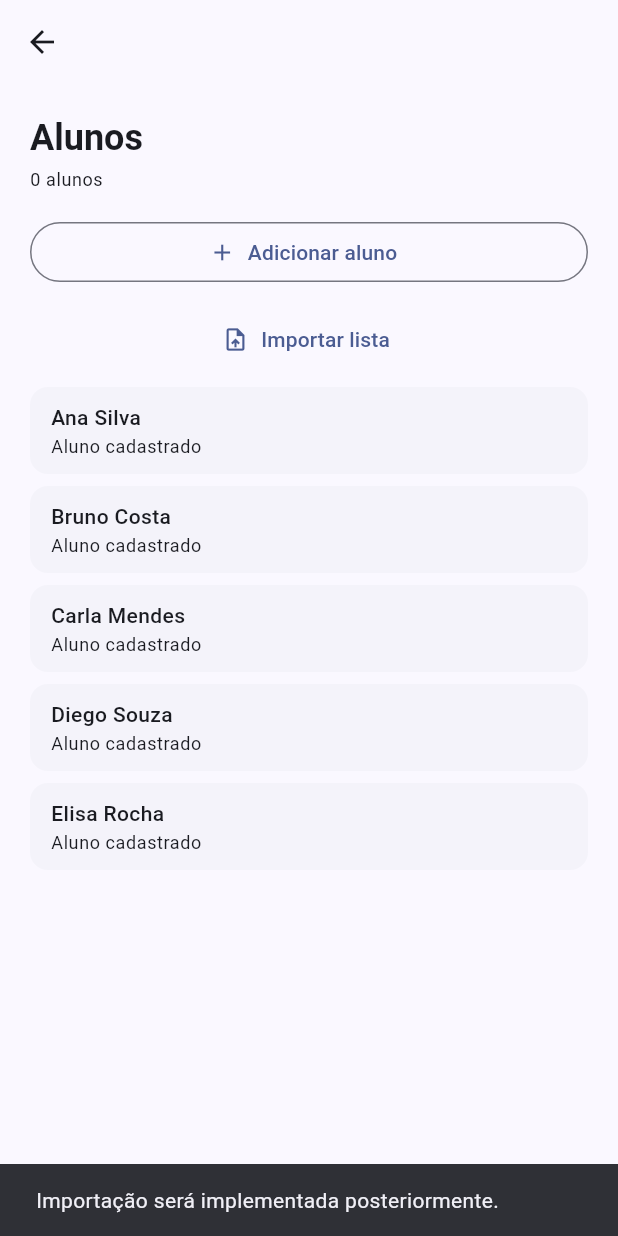
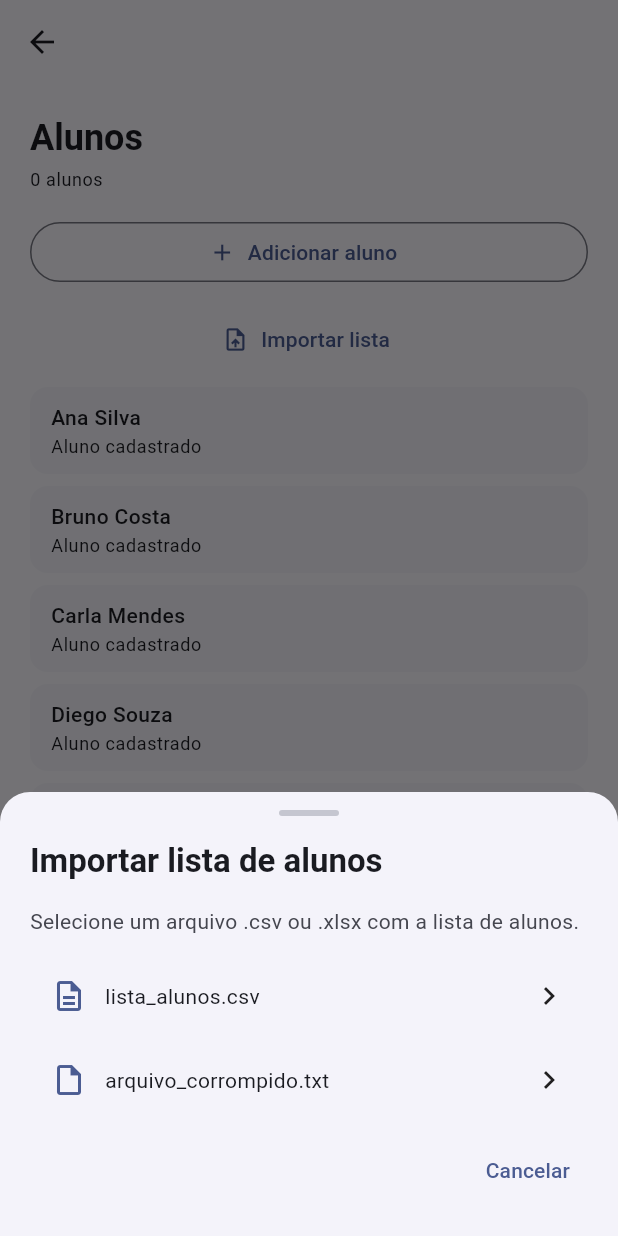
Before and after one commit to Klaus-E-J/flutter-mobile-app, a Flutter app: the ClassDetailScreen screen opened directly with empty values, after a tap on "Importar lista", on a phone screen of 412 x 824 dp. Run offline on Flutter 3.47's test engine with Material 3 defaults, Android fonts, the phone set to English and light mode, and no system bars.

Commit message:
Implementa fluxo de importacao de alunos (FE-08)

```diff
--- a/lib/features/classes/class_detail_screen.dart
+++ b/lib/features/classes/class_detail_screen.dart
@@ -1,6 +1,7 @@
 import 'package:flutter/material.dart';
 
 import '../../core/widgets/app_card.dart';
+import '../../screens/import/import_students_sheet.dart';
 
 class ClassDetailScreen extends StatefulWidget {
   const ClassDetailScreen({
@@ -51,10 +52,23 @@ class _ClassDetailScreenState extends State<ClassDetailScreen> {
     });
   }
 
-  void _showImportMessage() {
+  Future<void> _handleImport() async {
+    final importedNames = await showImportStudentsSheet(context);
+
+    if (!mounted || importedNames == null || importedNames.isEmpty) {
+      return;
+    }
+
+    setState(() {
+      _students.addAll(importedNames);
+      _studentCount += importedNames.length;
+    });
+
     ScaffoldMessenger.of(context).showSnackBar(
-      const SnackBar(
-        content: Text('Importação será implementada posteriormente.'),
+      SnackBar(
+        content: Text(
+          '${importedNames.length} alunos importados com sucesso.',
+        ),
       ),
     );
   }
@@ -96,7 +110,7 @@ class _ClassDetailScreenState extends State<ClassDetailScreen> {
             SizedBox(
               width: double.infinity,
               child: TextButton.icon(
-                onPressed: _showImportMessage,
+                onPressed: _handleImport,
                 icon: const Icon(Icons.upload_file_outlined),
                 label: const Text('Importar lista'),
               ),
--- /dev/null
+++ b/lib/screens/import/data/student_import_parser.dart
@@ -0,0 +1,94 @@
+import 'package:flutter/material.dart';
+
+/// Resultado de uma tentativa de leitura de arquivo de importação
+/// de alunos.
+class StudentImportResult {
+  const StudentImportResult({
+    required this.fileName,
+    required this.isValid,
+    this.studentNames = const [],
+    this.errorMessage,
+  });
+
+  final String fileName;
+  final bool isValid;
+  final List<String> studentNames;
+  final String? errorMessage;
+}
+
+/// Opção de arquivo oferecida na seleção (mockada nesta entrega).
+class ImportFileOption {
+  const ImportFileOption({
+    required this.id,
+    required this.label,
+    required this.icon,
+  });
+
+  final String id;
+  final String label;
+  final IconData icon;
+}
+
+/// Contrato de leitura/parse de arquivos de importação de alunos.
+///
+/// O fluxo visual (ImportStudentsSheet) depende apenas desta interface,
+/// não de uma implementação específica. Isso permite que a leitura real
+/// de CSV/Excel seja implementada e conectada posteriormente sem
+/// alterar a tela.
+abstract class StudentImportParser {
+  /// Arquivos disponíveis para seleção.
+  List<ImportFileOption> get availableFiles;
+
+  /// Executa a leitura/parse do arquivo escolhido.
+  Future<StudentImportResult> parse(String fileId);
+}
+
+/// Implementação mockada usada nesta entrega. Simula um pequeno atraso
+/// de leitura e retorna um resultado válido ou inválido dependendo do
+/// arquivo escolhido, sem depender de seleção real do sistema de
+/// arquivos, persistência ou Firebase.
+class MockStudentImportParser implements StudentImportParser {
+  const MockStudentImportParser();
+
+  @override
+  List<ImportFileOption> get availableFiles => const [
+    ImportFileOption(
+      id: 'valido',
+      label: 'lista_alunos.csv',
+      icon: Icons.description_outlined,
+    ),
+    ImportFileOption(
+      id: 'invalido',
+      label: 'arquivo_corrompido.txt',
+      icon: Icons.insert_drive_file_outlined,
+    ),
+  ];
+
+  @override
+  Future<StudentImportResult> parse(String fileId) async {
+    // Simula o tempo de leitura do arquivo.
+    await Future.delayed(const Duration(milliseconds: 700));
+
+    if (fileId == 'invalido') {
+      return const StudentImportResult(
+        fileName: 'arquivo_corrompido.txt',
+        isValid: false,
+        errorMessage:
+            'Não foi possível ler o arquivo. Verifique se o formato é '
+            '.csv ou .xlsx e tente novamente.',
+      );
+    }
+
+    return const StudentImportResult(
+      fileName: 'lista_alunos.csv',
+      isValid: true,
+      studentNames: [
+        'Fernanda Lima',
+        'Gustavo Pires',
+        'Helena Cardoso',
+        'Igor Tavares',
+        'Juliana Ramos',
+      ],
+    );
+  }
+}
--- /dev/null
+++ b/lib/screens/import/import_students_sheet.dart
@@ -0,0 +1,313 @@
+import 'package:flutter/material.dart';
+
+import '../../core/widgets/app_card.dart';
+import 'data/student_import_parser.dart';
+
+enum _ImportStep { selecting, loading, preview, error }
+
+/// Fluxo de importação de alunos: selecionar arquivo, mostrar prévia
+/// dos nomes, confirmar ou cancelar, e exibir erro para arquivo
+/// inválido. Retorna a lista de nomes confirmados (ou `null` se
+/// cancelado) via `Navigator.pop`.
+///
+/// Use `showImportStudentsSheet` para abrir.
+class ImportStudentsSheet extends StatefulWidget {
+  const ImportStudentsSheet({
+    super.key,
+    this.parser = const MockStudentImportParser(),
+  });
+
+  final StudentImportParser parser;
+
+  @override
+  State<ImportStudentsSheet> createState() => _ImportStudentsSheetState();
+}
+
+class _ImportStudentsSheetState extends State<ImportStudentsSheet> {
+  _ImportStep _step = _ImportStep.selecting;
+  List<String> _previewNames = const [];
+  String? _errorMessage;
+  String? _selectedFileName;
+
+  Future<void> _handleFileSelected(String fileId) async {
+    setState(() {
+      _step = _ImportStep.loading;
+    });
+
+    final result = await widget.parser.parse(fileId);
+
+    if (!mounted) return;
+
+    if (!result.isValid) {
+      setState(() {
+        _step = _ImportStep.error;
+        _errorMessage = result.errorMessage;
+      });
+      return;
+    }
+
+    setState(() {
+      _step = _ImportStep.preview;
+      _previewNames = result.studentNames;
+      _selectedFileName = result.fileName;
+    });
+  }
+
+  void _handleRetry() {
+    setState(() {
+      _step = _ImportStep.selecting;
+      _errorMessage = null;
+    });
+  }
+
+  void _handleCancel() {
+    Navigator.of(context).pop();
+  }
+
+  void _handleConfirm() {
+    Navigator.of(context).pop(_previewNames);
+  }
+
+  @override
+  Widget build(BuildContext context) {
+    return SafeArea(
+      child: Padding(
+        padding: const EdgeInsets.fromLTRB(20, 12, 20, 20),
+        child: Column(
+          mainAxisSize: MainAxisSize.min,
+          crossAxisAlignment: CrossAxisAlignment.stretch,
+          children: [
+            Center(
+              child: Container(
+                width: 40,
+                height: 4,
+                margin: const EdgeInsets.only(bottom: 16),
+                decoration: BoxDecoration(
+                  color: Theme.of(context).colorScheme.outlineVariant,
+                  borderRadius: BorderRadius.circular(999),
+                ),
+              ),
+            ),
+            Text(
+              'Importar lista de alunos',
+              style: Theme.of(context).textTheme.titleLarge?.copyWith(
+                fontWeight: FontWeight.bold,
+              ),
+            ),
+            const SizedBox(height: 16),
+            _buildStepContent(context),
+          ],
+        ),
+      ),
+    );
+  }
+
+  Widget _buildStepContent(BuildContext context) {
+    switch (_step) {
+      case _ImportStep.selecting:
+        return _buildSelectingStep(context);
+      case _ImportStep.loading:
+        return _buildLoadingStep(context);
+      case _ImportStep.preview:
+        return _buildPreviewStep(context);
+      case _ImportStep.error:
+        return _buildErrorStep(context);
+    }
+  }
+
+  Widget _buildSelectingStep(BuildContext context) {
+    return Column(
+      crossAxisAlignment: CrossAxisAlignment.stretch,
+      children: [
+        Text(
+          'Selecione um arquivo .csv ou .xlsx com a lista de alunos.',
+          style: Theme.of(context).textTheme.bodyMedium?.copyWith(
+            color: Theme.of(context).colorScheme.onSurfaceVariant,
+          ),
+        ),
+        const SizedBox(height: 16),
+        for (final file in widget.parser.availableFiles) ...[
+          _FileOptionTile(
+            option: file,
+            onTap: () => _handleFileSelected(file.id),
+          ),
+          const SizedBox(height: 8),
+        ],
+        const SizedBox(height: 4),
+        Align(
+          alignment: Alignment.centerRight,
+          child: TextButton(
+            onPressed: _handleCancel,
+            child: const Text('Cancelar'),
+          ),
+        ),
+      ],
+    );
+  }
+
+  Widget _buildLoadingStep(BuildContext context) {
+    return const Padding(
+      padding: EdgeInsets.symmetric(vertical: 32),
+      child: Column(
+        children: [
+          CircularProgressIndicator(),
+          SizedBox(height: 16),
+          Text('Lendo arquivo...'),
+        ],
+      ),
+    );
+  }
+
+  Widget _buildPreviewStep(BuildContext context) {
+    final colorScheme = Theme.of(context).colorScheme;
+
+    return Column(
+      crossAxisAlignment: CrossAxisAlignment.stretch,
+      children: [
+        Row(
+          children: [
+            Icon(Icons.check_circle_outline, color: colorScheme.primary),
+            const SizedBox(width: 8),
+            Expanded(
+              child: Text(
+                '${_previewNames.length} alunos encontrados em '
+                '$_selectedFileName',
+                style: Theme.of(context).textTheme.bodyMedium,
+              ),
+            ),
+          ],
+        ),
+        const SizedBox(height: 12),
+        ConstrainedBox(
+          constraints: const BoxConstraints(maxHeight: 260),
+          child: AppCard(
+            padding: const EdgeInsets.symmetric(vertical: 4),
+            child: ListView.separated(
+              shrinkWrap: true,
+              itemCount: _previewNames.length,
+              separatorBuilder: (_, _) => const Divider(height: 1),
+              itemBuilder: (context, index) {
+                return ListTile(
+                  dense: true,
+                  leading: const Icon(Icons.person_outline),
+                  title: Text(_previewNames[index]),
+                );
+              },
+            ),
+          ),
+        ),
+        const SizedBox(height: 16),
+        Row(
+          children: [
+            Expanded(
+              child: OutlinedButton(
+                onPressed: _handleCancel,
+                child: const Text('Cancelar'),
+              ),
+            ),
+            const SizedBox(width: 12),
+            Expanded(
+              child: FilledButton(
+                onPressed: _handleConfirm,
+                child: const Text('Confirmar importação'),
+              ),
+            ),
+          ],
+        ),
+      ],
+    );
+  }
+
+  Widget _buildErrorStep(BuildContext context) {
+    final colorScheme = Theme.of(context).colorScheme;
+
+    return Column(
+      crossAxisAlignment: CrossAxisAlignment.stretch,
+      children: [
+        Container(
+          padding: const EdgeInsets.all(16),
+          decoration: BoxDecoration(
+            color: colorScheme.errorContainer,
+            borderRadius: BorderRadius.circular(12),
+          ),
+          child: Row(
+            crossAxisAlignment: CrossAxisAlignment.start,
+            children: [
+              Icon(Icons.error_outline, color: colorScheme.onErrorContainer),
+              const SizedBox(width: 12),
+              Expanded(
+                child: Text(
+                  _errorMessage ?? 'Não foi possível ler o arquivo.',
+                  style: TextStyle(color: colorScheme.onErrorContainer),
+                ),
+              ),
+            ],
+          ),
+        ),
+        const SizedBox(height: 16),
+        Row(
+          children: [
+            Expanded(
+              child: OutlinedButton(
+                onPressed: _handleCancel,
+                child: const Text('Cancelar'),
+              ),
+            ),
+            const SizedBox(width: 12),
+            Expanded(
+              child: FilledButton(
+                onPressed: _handleRetry,
+                child: const Text('Tentar novamente'),
+              ),
+            ),
+          ],
+        ),
+      ],
+    );
+  }
+}
+
+class _FileOptionTile extends StatelessWidget {
+  const _FileOptionTile({required this.option, required this.onTap});
+
+  final ImportFileOption option;
+  final VoidCallback onTap;
+
+  @override
+  Widget build(BuildContext context) {
+    return AppCard(
+      padding: EdgeInsets.zero,
+      child: InkWell(
+        onTap: onTap,
+        borderRadius: BorderRadius.circular(12),
+        child: Padding(
+          padding: const EdgeInsets.symmetric(horizontal: 14, vertical: 12),
+          child: Row(
+            children: [
+              Icon(option.icon, color: Theme.of(context).colorScheme.primary),
+              const SizedBox(width: 12),
+              Expanded(child: Text(option.label)),
+              const Icon(Icons.chevron_right),
+            ],
+          ),
+        ),
+      ),
+    );
+  }
+}
+
+/// Abre o fluxo de importação como um modal bottom sheet.
+/// Retorna a lista de nomes confirmados, ou `null` se cancelado.
+Future<List<String>?> showImportStudentsSheet(
+  BuildContext context, {
+  StudentImportParser parser = const MockStudentImportParser(),
+}) {
+  return showModalBottomSheet<List<String>>(
+    context: context,
+    isScrollControlled: true,
+    shape: const RoundedRectangleBorder(
+      borderRadius: BorderRadius.vertical(top: Radius.circular(20)),
+    ),
+    builder: (_) => ImportStudentsSheet(parser: parser),
+  );
+}
```
